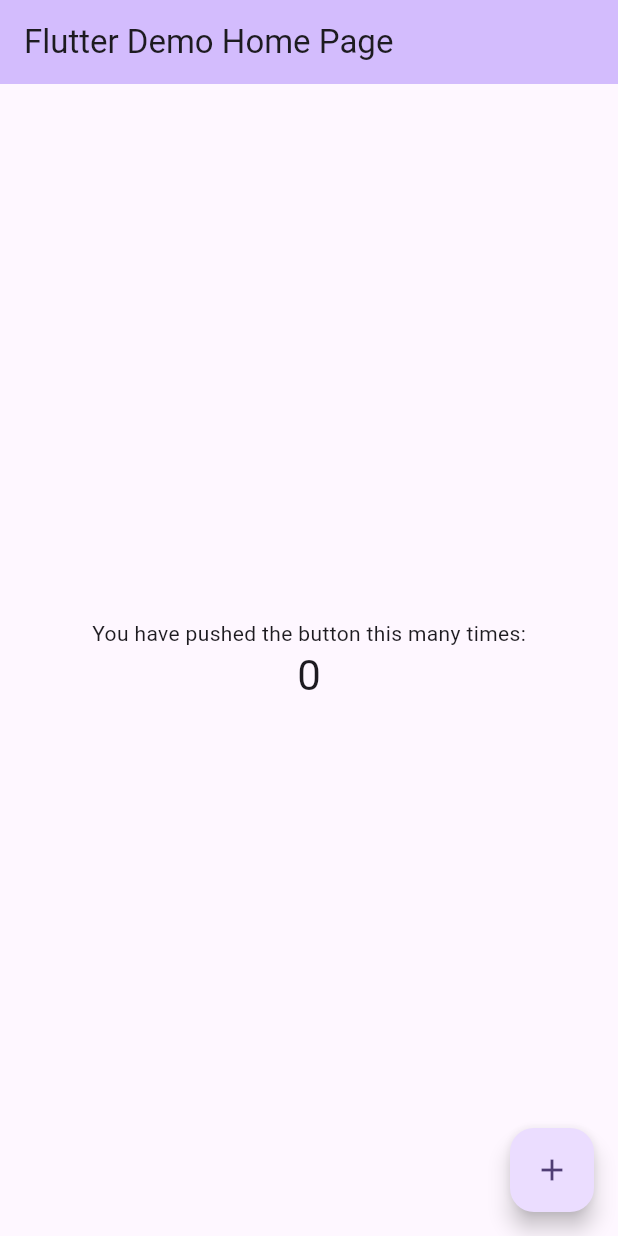
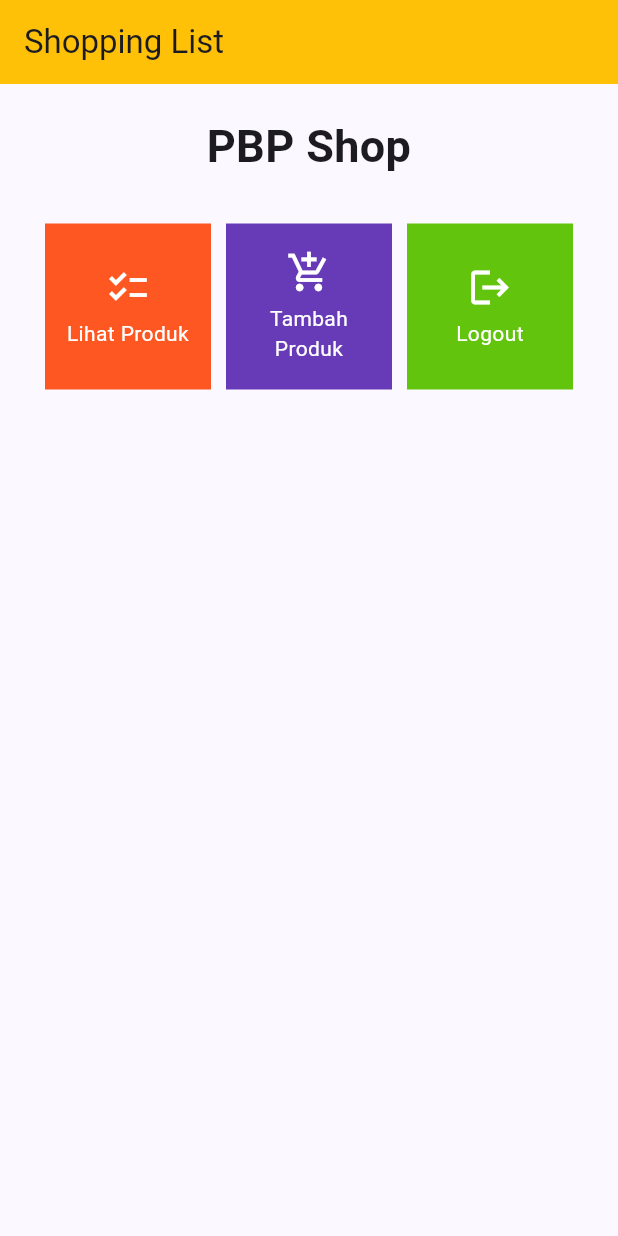
Before and after one commit to reyhanwiyasa/rey_inventory_mobile, a Flutter app: the screen it shows after launch, on a phone screen of 412 x 824 dp. Run offline on Flutter 3.47's test engine with Material 2 defaults, Android fonts, the phone set to English and light mode, and no system bars.

Commit message:
push tugas 7

```diff
--- a/rey_inventory/lib/main.dart
+++ b/rey_inventory/lib/main.dart
@@ -1,4 +1,5 @@
 import 'package:flutter/material.dart';
+import 'package:rey_inventory/menu.dart';
 
 void main() {
   runApp(const MyApp());
@@ -28,98 +29,10 @@ class MyApp extends StatelessWidget {
         //
         // This works for code too, not just values: Most code changes can be
         // tested with just a hot reload.
-        colorScheme: ColorScheme.fromSeed(seedColor: Colors.deepPurple),
+        colorScheme: ColorScheme.fromSeed(seedColor: Colors.indigo),
         useMaterial3: true,
       ),
-      home: const MyHomePage(title: 'Flutter Demo Home Page'),
+      home: MyHomePage(),
     );
   }
 }
-
-class MyHomePage extends StatefulWidget {
-  const MyHomePage({super.key, required this.title});
-
-  // This widget is the home page of your application. It is stateful, meaning
-  // that it has a State object (defined below) that contains fields that affect
-  // how it looks.
-
-  // This class is the configuration for the state. It holds the values (in this
-  // case the title) provided by the parent (in this case the App widget) and
-  // used by the build method of the State. Fields in a Widget subclass are
-  // always marked "final".
-
-  final String title;
-
-  @override
-  State<MyHomePage> createState() => _MyHomePageState();
-}
-
-class _MyHomePageState extends State<MyHomePage> {
-  int _counter = 0;
-
-  void _incrementCounter() {
-    setState(() {
-      // This call to setState tells the Flutter framework that something has
-      // changed in this State, which causes it to rerun the build method below
-      // so that the display can reflect the updated values. If we changed
-      // _counter without calling setState(), then the build method would not be
-      // called again, and so nothing would appear to happen.
-      _counter++;
-    });
-  }
-
-  @override
-  Widget build(BuildContext context) {
-    // This method is rerun every time setState is called, for instance as done
-    // by the _incrementCounter method above.
-    //
-    // The Flutter framework has been optimized to make rerunning build methods
-    // fast, so that you can just rebuild anything that needs updating rather
-    // than having to individually change instances of widgets.
-    return Scaffold(
-      appBar: AppBar(
-        // TRY THIS: Try changing the color here to a specific color (to
-        // Colors.amber, perhaps?) and trigger a hot reload to see the AppBar
-        // change color while the other colors stay the same.
-        backgroundColor: Theme.of(context).colorScheme.inversePrimary,
-        // Here we take the value from the MyHomePage object that was created by
-        // the App.build method, and use it to set our appbar title.
-        title: Text(widget.title),
-      ),
-      body: Center(
-        // Center is a layout widget. It takes a single child and positions it
-        // in the middle of the parent.
-        child: Column(
-          // Column is also a layout widget. It takes a list of children and
-          // arranges them vertically. By default, it sizes itself to fit its
-          // children horizontally, and tries to be as tall as its parent.
-          //
-          // Column has various properties to control how it sizes itself and
-          // how it positions its children. Here we use mainAxisAlignment to
-          // center the children vertically; the main axis here is the vertical
-          // axis because Columns are vertical (the cross axis would be
-          // horizontal).
-          //
-          // TRY THIS: Invoke "debug painting" (choose the "Toggle Debug Paint"
-          // action in the IDE, or press "p" in the console), to see the
-          // wireframe for each widget.
-          mainAxisAlignment: MainAxisAlignment.center,
-          children: <Widget>[
-            const Text(
-              'You have pushed the button this many times:',
-            ),
-            Text(
-              '$_counter',
-              style: Theme.of(context).textTheme.headlineMedium,
-            ),
-          ],
-        ),
-      ),
-      floatingActionButton: FloatingActionButton(
-        onPressed: _incrementCounter,
-        tooltip: 'Increment',
-        child: const Icon(Icons.add),
-      ), // This trailing comma makes auto-formatting nicer for build methods.
-    );
-  }
-}
--- /dev/null
+++ b/rey_inventory/lib/menu.dart
@@ -0,0 +1,112 @@
+import 'package:flutter/material.dart';
+
+class MyHomePage extends StatelessWidget {
+  MyHomePage({Key? key}) : super(key: key);
+  final List<ShopItem> items = [
+    ShopItem("Lihat Produk", Icons.checklist, Colors.deepOrange),
+    ShopItem("Tambah Produk", Icons.add_shopping_cart, Colors.deepPurple),
+    ShopItem("Logout", Icons.logout, Color.fromARGB(255, 98, 196, 12)),
+  ];
+
+  @override
+  Widget build(BuildContext context) {
+    return Scaffold(
+      appBar: AppBar(
+        backgroundColor: Colors.amber,
+        title: const Text(
+          'Shopping List',
+        ),
+      ),
+      body: SingleChildScrollView(
+        // Widget wrapper yang dapat discroll
+        child: Padding(
+          padding: const EdgeInsets.all(10.0), // Set padding dari halaman
+          child: Column(
+            // Widget untuk menampilkan children secara vertikal
+            children: <Widget>[
+              const Padding(
+                padding: EdgeInsets.only(top: 10.0, bottom: 10.0),
+                // Widget Text untuk menampilkan tulisan dengan alignment center dan style yang sesuai
+                child: Text(
+                  'PBP Shop', // Text yang menandakan toko
+                  textAlign: TextAlign.center,
+                  style: TextStyle(
+                    fontSize: 30,
+                    fontWeight: FontWeight.bold,
+                  ),
+                ),
+              ),
+              // Grid layout
+              GridView.count(
+                // Container pada card kita.
+                primary: true,
+                padding: const EdgeInsets.all(20),
+                crossAxisSpacing: 10,
+                mainAxisSpacing: 10,
+                crossAxisCount: 3,
+                shrinkWrap: true,
+                children: items.map((ShopItem item) {
+                  // Iterasi untuk setiap item
+                  return ShopCard(item);
+                }).toList(),
+              ),
+            ],
+          ),
+        ),
+      ),
+    );
+  }
+}
+
+class ShopItem {
+  final String name;
+  final IconData icon;
+  final Color color;
+
+  ShopItem(this.name, this.icon, this.color);
+}
+
+class ShopCard extends StatelessWidget {
+  final ShopItem item;
+
+  const ShopCard(this.item, {super.key}); // Constructor
+
+  @override
+  Widget build(BuildContext context) {
+    return Material(
+      color: item.color,
+      child: InkWell(
+        // Area responsive terhadap sentuhan
+        onTap: () {
+          // Memunculkan SnackBar ketika diklik
+          ScaffoldMessenger.of(context)
+            ..hideCurrentSnackBar()
+            ..showSnackBar(SnackBar(
+                content: Text("Kamu telah menekan tombol ${item.name}!")));
+        },
+        child: Container(
+          // Container untuk menyimpan Icon dan Text
+          padding: const EdgeInsets.all(8),
+          child: Center(
+            child: Column(
+              mainAxisAlignment: MainAxisAlignment.center,
+              children: [
+                Icon(
+                  item.icon,
+                  color: Colors.white,
+                  size: 30.0,
+                ),
+                const Padding(padding: EdgeInsets.all(3)),
+                Text(
+                  item.name,
+                  textAlign: TextAlign.center,
+                  style: const TextStyle(color: Colors.white),
+                ),
+              ],
+            ),
+          ),
+        ),
+      ),
+    );
+  }
+}
```
Also changed, not shown: 1 other file.
